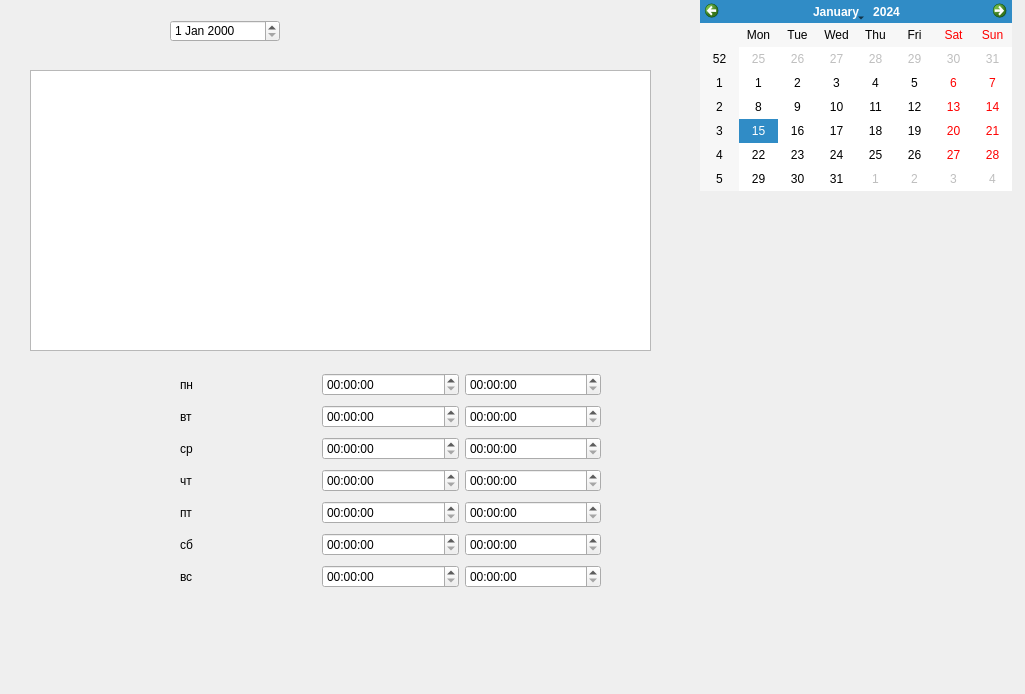
This is LikatorJurnal/jurnal.ui in yrasik1986/Likator as Qt 5 draws it before an edit. The edited form follows.
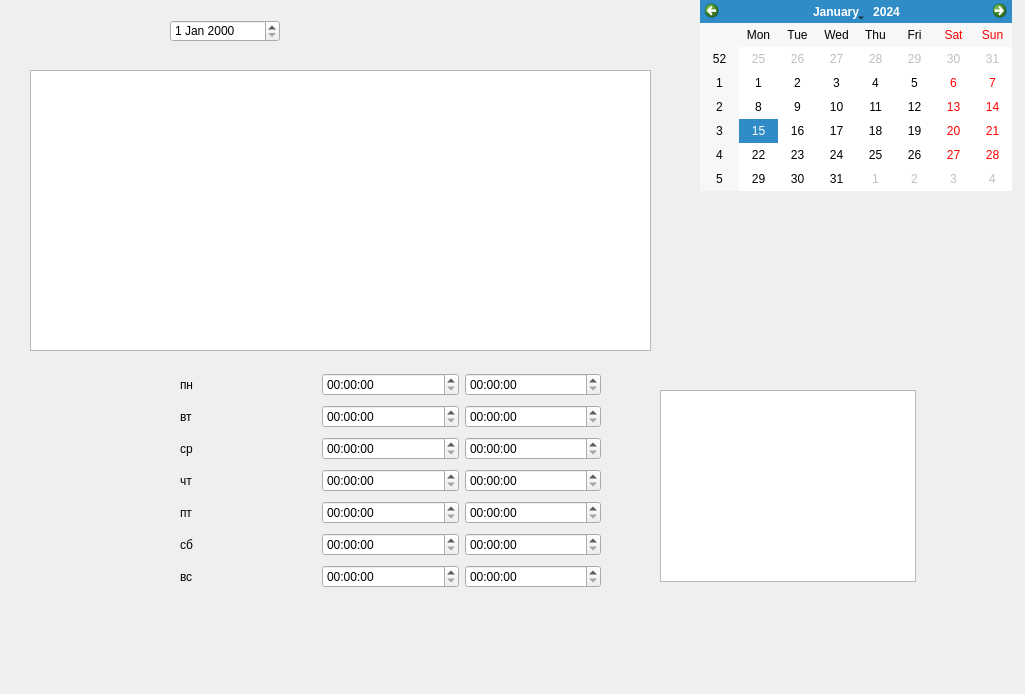
This is the edited form.

Patch:
```diff
--- a/LikatorJurnal/jurnal.ui
+++ b/LikatorJurnal/jurnal.ui
@@ -174,6 +174,16 @@
     </item>
    </layout>
   </widget>
+  <widget class="QListView" name="listViewMasters">
+   <property name="geometry">
+    <rect>
+     <x>660</x>
+     <y>390</y>
+     <width>256</width>
+     <height>192</height>
+    </rect>
+   </property>
+  </widget>
  </widget>
  <resources/>
  <connections/>
```
